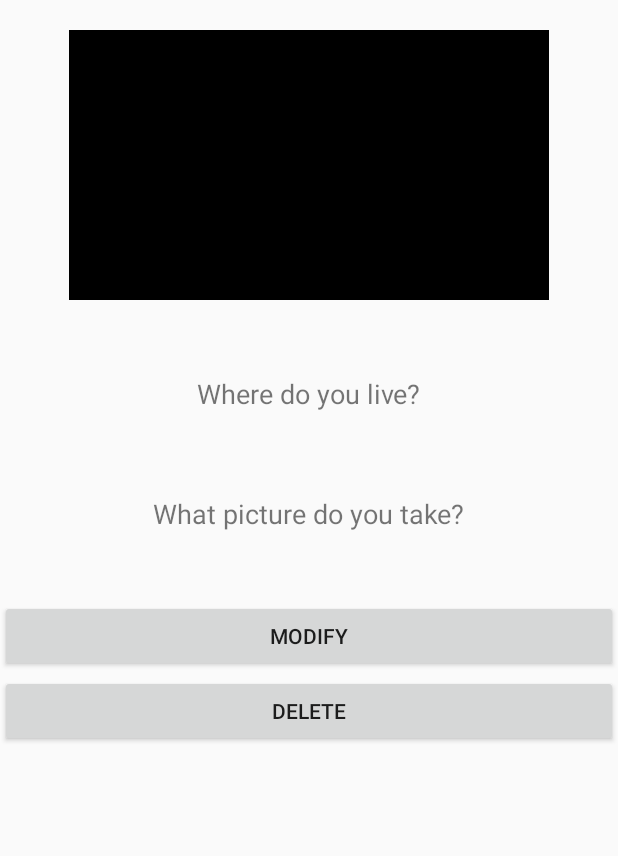
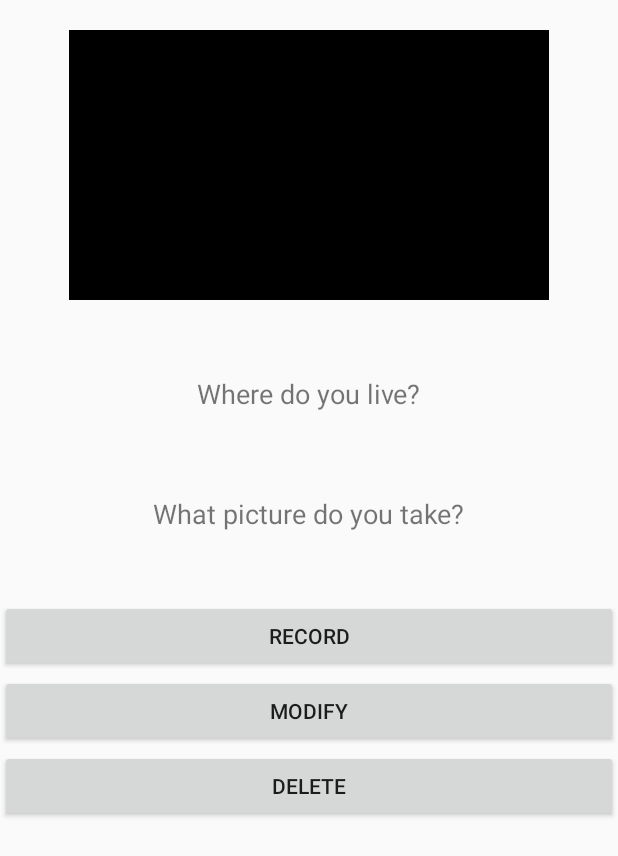
Before and after one commit to t15cs028/AudioVideoRecording, an Android app: the fragment BlockFragment placed in its activity, after a tap on "MODIFY", on a phone screen of 412 x 824 dp. Shown: the top 856 px of the screen. Run offline under Robolectric (Android 15) with nearby library versions, the phone set to English and light mode, and no system bars; pictures from the network do not load; 8 statements that could not run were skipped.

Commit message:
[add] 絵コンテブロックの詳細画面から撮影に飛べるようボタンを追加

```diff
--- a/app/src/main/java/com/example/storyboard/BlockFragment.java
+++ b/app/src/main/java/com/example/storyboard/BlockFragment.java
@@ -16,6 +16,7 @@ import android.widget.Toast;
 
 import com.bumptech.glide.Glide;
 import com.bumptech.glide.request.target.GlideDrawableImageViewTarget;
+import com.example.camera.CameraFragment;
 import com.example.camera.R;
 import com.example.database.Composition;
 import com.example.database.DBHelper;
@@ -72,24 +73,47 @@ public void onActivityCreated(Bundle savedInstanceState) {
     @Override
     public void onViewCreated(View view, Bundle savedInstanceState) {
         super.onViewCreated(view, savedInstanceState);
-        final String record [] = dbHelper.getRecord(Table.STORY, String.valueOf(blockID));
+        final String records [] = dbHelper.getRecord(Table.STORY, String.valueOf(blockID));
         final int compositionID = Integer.parseInt(dbHelper.getColumn(
                 Table.COMPOSITION, Composition.THUMB_ID.getName(),
-                Composition.ID.getName(), record[Story.COMPOSITION_ID.getNumber()]
+                Composition.ID.getName(), records[Story.COMPOSITION_ID.getNumber()]
         )[0]);
 
 
+        Button record = (Button) view.findViewById(R.id.record);
         Button modify = (Button) view.findViewById(R.id.modify);
         Button delete = (Button) view.findViewById(R.id.delete);
         final TextView name = (TextView) view.findViewById(R.id.name);
         final TextView desc = (TextView) view.findViewById(R.id.description);
         final ImageView layout = (ImageView) view.findViewById(R.id.composition);
 
-        name.setText(record[Story.NAME.getNumber()]);
-        desc.setText(record[Story.DESCRIPTION.getNumber()]);
+        name.setText(records[Story.NAME.getNumber()]);
+        desc.setText(records[Story.DESCRIPTION.getNumber()]);
 
         GlideDrawableImageViewTarget target = new GlideDrawableImageViewTarget(layout);
         Glide.with(getContext()).load(compositionID).into(target);
+
+        record.setOnClickListener(new View.OnClickListener(){
+            @Override
+            public void onClick(View view) {
+                FragmentManager fragmentManager = getFragmentManager();
+
+                if (fragmentManager != null) {
+                    FragmentTransaction fragmentTransaction = fragmentManager.beginTransaction();
+                    // BackStackを設定
+                    fragmentTransaction.addToBackStack(null);
+
+                    CameraFragment cameraFragment
+                            = CameraFragment.newInstance(dbHelper, blockID,
+                            Integer.parseInt(records[Story.COMPOSITION_ID.getNumber()])
+                    );
+
+                    fragmentTransaction.replace(R.id.container, cameraFragment);
+                    fragmentTransaction.commit();
+
+                }
+            }
+        });
 
         modify.setOnClickListener(new View.OnClickListener(){
             @Override
@@ -104,8 +128,8 @@ public void onActivityCreated(Bundle savedInstanceState) {
                     DetailSettingFragment detailSettingFragment
                             = DetailSettingFragment.newInstance(
                                     dbHelper, storyBoardNumber,
-                            Integer.parseInt(record[Story.COMPOSITION_ID.getNumber()]),
-                            Integer.parseInt(record[Story.ID.getNumber()])
+                            Integer.parseInt(records[Story.COMPOSITION_ID.getNumber()]),
+                            Integer.parseInt(records[Story.ID.getNumber()])
                     );
 
                     fragmentTransaction.replace(R.id.container, detailSettingFragment);
--- a/app/src/main/res/layout-land/block_main.xml
+++ b/app/src/main/res/layout-land/block_main.xml
@@ -76,13 +76,23 @@
             android:orientation="vertical">
 
             <Button
-                android:id="@+id/modify"
+                android:id="@+id/record"
                 android:layout_width="match_parent"
                 android:layout_height="wrap_content"
                 android:layout_alignParentTop="true"
                 android:layout_alignParentEnd="true"
                 android:layout_gravity="center_horizontal"
-                android:layout_marginTop="125dp"
+                android:layout_marginTop="75dp"
+                android:text="record" />
+
+            <Button
+                android:id="@+id/modify"
+                android:layout_width="match_parent"
+                android:layout_height="wrap_content"
+                android:layout_below="@+id/record"
+                android:layout_alignStart="@+id/record"
+                android:layout_gravity="center_horizontal"
+                android:layout_marginTop="25dp"
                 android:text="modify" />
 
             <Button
--- a/app/src/main/res/layout/block_main.xml
+++ b/app/src/main/res/layout/block_main.xml
@@ -66,12 +66,21 @@
                 android:textSize="18sp" />
 
             <Button
+                android:id="@+id/record"
+                android:layout_width="match_parent"
+                android:layout_height="wrap_content"
+                android:layout_alignParentTop="true"
+                android:layout_centerHorizontal="true"
+                android:layout_marginTop="400dp"
+                android:text="record" />
+
+            <Button
                 android:id="@+id/modify"
                 android:layout_width="match_parent"
                 android:layout_height="wrap_content"
                 android:layout_alignParentTop="true"
                 android:layout_centerHorizontal="true"
-                android:layout_marginTop="400dp"
+                android:layout_marginTop="450dp"
                 android:text="modify" />
 
             <Button
@@ -80,7 +89,7 @@
                 android:layout_height="wrap_content"
                 android:layout_alignParentTop="true"
                 android:layout_centerHorizontal="true"
-                android:layout_marginTop="450dp"
+                android:layout_marginTop="500dp"
                 android:text="delete" />
 
         </RelativeLayout>
```
Also changed, not shown: build.gradle (line endings or trailing spaces), gradle.properties (line endings or trailing spaces), gradle/wrapper/gradle-wrapper.properties, settings.gradle (line endings or trailing spaces), 3 other files.
